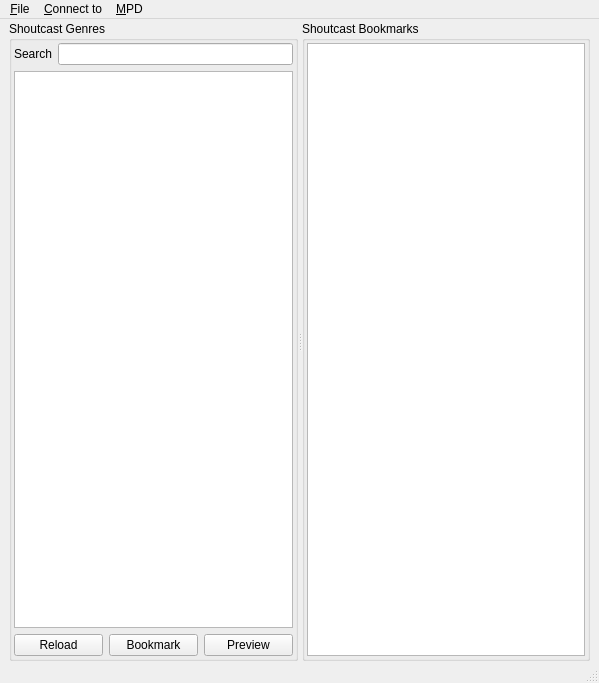
First picture: the form in Pythagora.ui, repository tarmack/Pythagora, before the edit.
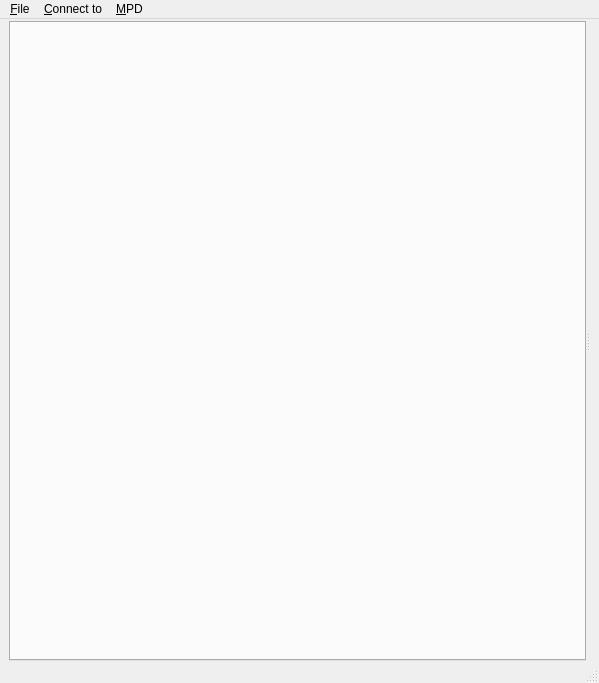
Second picture: the form after the edit. The open tabs and pages were chosen to show the change. Icons and pictures are not drawn. Custom widgets are drawn as their Qt base class.

The edit to the form file:
```diff
--- a/Pythagora.ui
+++ b/Pythagora.ui
@@ -88,168 +88,6 @@
         </item>
        </layout>
       </widget>
-      <widget class="QWidget" name="shoutcastPage">
-       <layout class="QHBoxLayout" name="horizontalLayout_4">
-        <property name="leftMargin">
-         <number>0</number>
-        </property>
-        <property name="topMargin">
-         <number>2</number>
-        </property>
-        <property name="rightMargin">
-         <number>0</number>
-        </property>
-        <property name="bottomMargin">
-         <number>0</number>
-        </property>
-        <item>
-         <widget class="QSplitter" name="scSplitter">
-          <property name="orientation">
-           <enum>Qt::Horizontal</enum>
-          </property>
-          <widget class="QGroupBox" name="genreGroup">
-           <property name="title">
-            <string>Shoutcast Genres</string>
-           </property>
-           <layout class="QGridLayout" name="gridLayout_6">
-            <property name="margin">
-             <number>2</number>
-            </property>
-            <item row="4" column="0" colspan="3">
-             <widget class="QTreeWidget" name="genreList">
-              <property name="contextMenuPolicy">
-               <enum>Qt::ActionsContextMenu</enum>
-              </property>
-              <property name="dragEnabled">
-               <bool>true</bool>
-              </property>
-              <property name="animated">
-               <bool>true</bool>
-              </property>
-              <attribute name="headerVisible">
-               <bool>false</bool>
-              </attribute>
-              <column>
-               <property name="text">
-                <string>Genres</string>
-               </property>
-              </column>
-             </widget>
-            </item>
-            <item row="5" column="0" rowspan="2" colspan="3">
-             <layout class="QHBoxLayout" name="horizontalLayout_5">
-              <property name="topMargin">
-               <number>0</number>
-              </property>
-              <item>
-               <widget class="QPushButton" name="reloadGenres">
-                <property name="sizePolicy">
-                 <sizepolicy hsizetype="Expanding" vsizetype="Fixed">
-                  <horstretch>0</horstretch>
-                  <verstretch>0</verstretch>
-                 </sizepolicy>
-                </property>
-                <property name="text">
-                 <string>Reload</string>
-                </property>
-                <property name="icon">
-                 <iconset>
-                  <normaloff>icons/view-refresh.png</normaloff>icons/view-refresh.png</iconset>
-                </property>
-               </widget>
-              </item>
-              <item>
-               <widget class="QPushButton" name="saveStation">
-                <property name="sizePolicy">
-                 <sizepolicy hsizetype="Expanding" vsizetype="Fixed">
-                  <horstretch>0</horstretch>
-                  <verstretch>0</verstretch>
-                 </sizepolicy>
-                </property>
-                <property name="text">
-                 <string>Bookmark</string>
-                </property>
-                <property name="icon">
-                 <iconset>
-                  <normaloff>icons/document-save-as.png</normaloff>icons/document-save-as.png</iconset>
-                </property>
-               </widget>
-              </item>
-              <item>
-               <widget class="QPushButton" name="previewStation">
-                <property name="sizePolicy">
-                 <sizepolicy hsizetype="Expanding" vsizetype="Fixed">
-                  <horstretch>0</horstretch>
-                  <verstretch>0</verstretch>
-                 </sizepolicy>
-                </property>
-                <property name="text">
-                 <string>Preview</string>
-                </property>
-                <property name="icon">
-                 <iconset>
-                  <normaloff>icons/media-playback-start.png</normaloff>icons/media-playback-start.png</iconset>
-                </property>
-               </widget>
-              </item>
-             </layout>
-            </item>
-            <item row="0" column="0" rowspan="2" colspan="3">
-             <layout class="QHBoxLayout" name="horizontalLayout_6">
-              <property name="topMargin">
-               <number>0</number>
-              </property>
-              <item>
-               <widget class="QLabel" name="label_5">
-                <property name="text">
-                 <string>Search</string>
-                </property>
-               </widget>
-              </item>
-              <item>
-               <widget class="KLineEdit" name="scSearch">
-                <property name="showClearButton" stdset="0">
-                 <bool>true</bool>
-                </property>
-               </widget>
-              </item>
-             </layout>
-            </item>
-           </layout>
-          </widget>
-          <widget class="QGroupBox" name="bookmarksGroup">
-           <property name="title">
-            <string>Shoutcast Bookmarks</string>
-           </property>
-           <layout class="QGridLayout" name="gridLayout_7">
-            <property name="margin">
-             <number>2</number>
-            </property>
-            <item row="0" column="0">
-             <widget class="QListWidget" name="bookmarkList">
-              <property name="contextMenuPolicy">
-               <enum>Qt::ActionsContextMenu</enum>
-              </property>
-              <property name="frameShadow">
-               <enum>QFrame::Plain</enum>
-              </property>
-              <property name="dragDropMode">
-               <enum>QAbstractItemView::DragDrop</enum>
-              </property>
-              <property name="selectionMode">
-               <enum>QAbstractItemView::SingleSelection</enum>
-              </property>
-              <property name="selectionRectVisible">
-               <bool>false</bool>
-              </property>
-             </widget>
-            </item>
-           </layout>
-          </widget>
-         </widget>
-        </item>
-       </layout>
-      </widget>
      </widget>
     </item>
    </layout>
@@ -364,17 +202,6 @@
    </property>
   </action>
  </widget>
- <customwidgets>
-  <customwidget>
-   <class>KLineEdit</class>
-   <extends>QLineEdit</extends>
-   <header>klineedit.h</header>
-  </customwidget>
- </customwidgets>
- <tabstops>
-  <tabstop>genreList</tabstop>
-  <tabstop>bookmarkList</tabstop>
- </tabstops>
  <resources/>
  <connections/>
 </ui>
```
